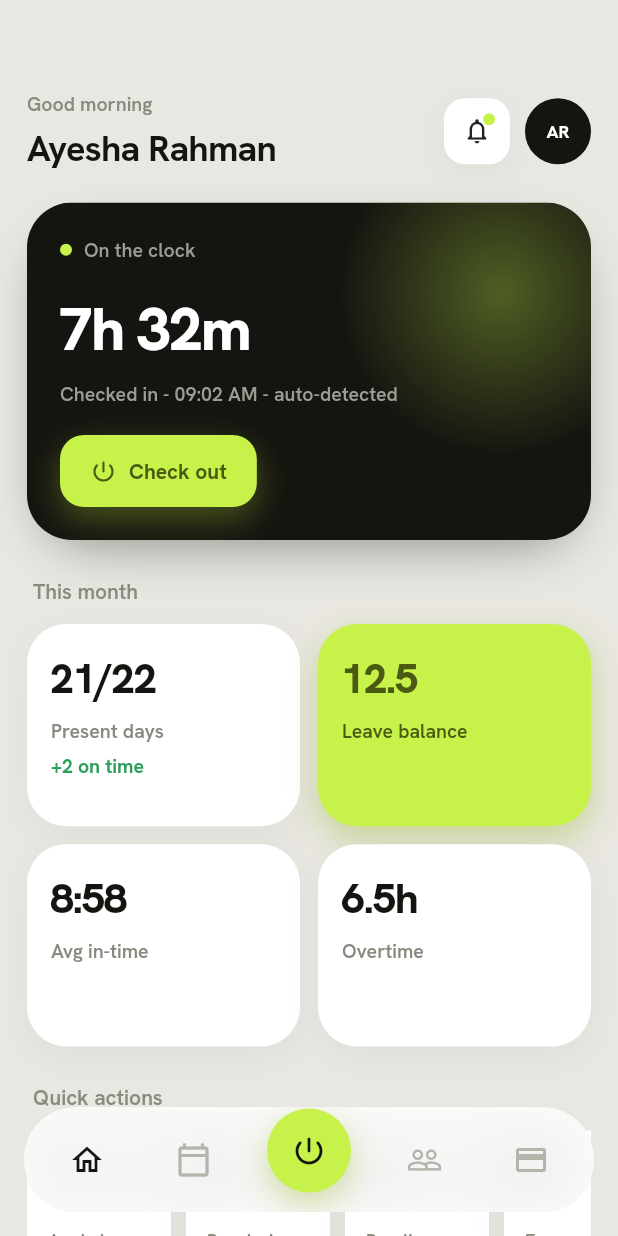
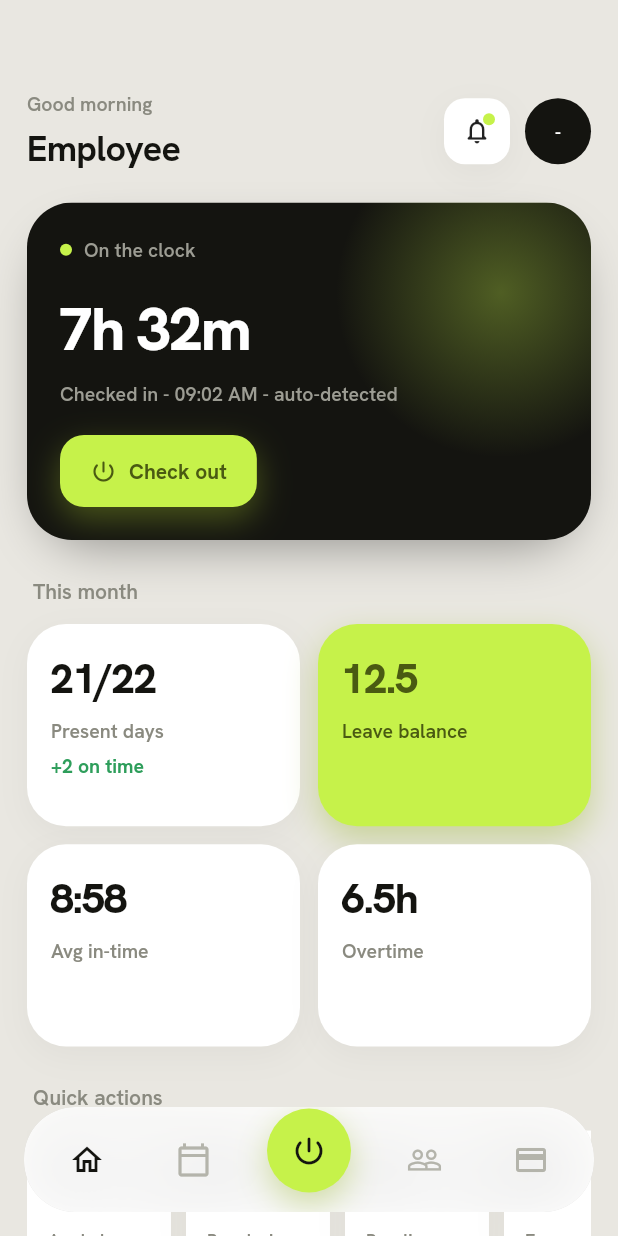
Before and after one commit to atikulmunna/hr_app, a Flutter app: the AppShell screen opened directly, on a phone screen of 412 x 824 dp. Run offline on Flutter 3.47's test engine with Material 3 defaults, Android fonts, the phone set to English and light mode, and no system bars; our stand-ins replace flutter_secure_storage, google_fonts; missing offline and left inert: flutter_appauth; accounts and stored records are empty.

Commit message:
Wire mobile OIDC login (Keycloak) and bind the profile
- flutter_appauth PKCE login against Keycloak, tokens in secure storage,
  session-bound refresh; AuthController + AuthScope gate the app
- ApiClient calls the backend with the bearer token; Home greeting binds
  to GET /me/profile (real employee), avatar tap signs out
- Android: appAuthRedirectScheme, INTERNET, dev cleartext; remove
  MainActivity taskAffinity="" so the OIDC redirect keeps its state
- Drop offline_access scope (not permitted for the client)

Phase 1 task T-1E (mobile auth + profile binding).

```diff
--- /dev/null
+++ b/mobile/lib/auth/auth_scope.dart
@@ -0,0 +1,19 @@
+import 'package:flutter/widgets.dart';
+import 'auth_controller.dart';
+
+/// Exposes the AuthController to the widget tree and rebuilds dependents when
+/// the auth state or profile changes.
+class AuthScope extends InheritedNotifier<AuthController> {
+  const AuthScope({
+    super.key,
+    required AuthController controller,
+    required super.child,
+  }) : super(notifier: controller);
+
+  static AuthController of(BuildContext context) {
+    final scope =
+        context.dependOnInheritedWidgetOfExactType<AuthScope>();
+    assert(scope != null, 'AuthScope not found in the widget tree');
+    return scope!.notifier!;
+  }
+}
--- /dev/null
+++ b/mobile/lib/config/app_config.dart
@@ -0,0 +1,12 @@
+/// Runtime configuration. In dev the physical device reaches the PC's Keycloak
+/// and backend over the USB bridge via `adb reverse` (localhost tunnelling).
+abstract final class AppConfig {
+  static const keycloakIssuer = 'http://localhost:8080/realms/example';
+  static const discoveryUrl =
+      '$keycloakIssuer/.well-known/openid-configuration';
+  static const clientId = 'hris-mobile';
+  static const redirectUrl = 'com.example.hris://auth/callback';
+  static const scopes = ['openid', 'profile', 'email'];
+
+  static const apiBase = 'http://localhost:3000/api/v1';
+}
--- a/mobile/lib/screens/home_screen.dart
+++ b/mobile/lib/screens/home_screen.dart
@@ -1,4 +1,5 @@
 import 'package:flutter/material.dart';
+import '../auth/auth_scope.dart';
 import '../theme/app_colors.dart';
 import '../theme/app_dimens.dart';
 import '../theme/app_typography.dart';
@@ -50,6 +51,13 @@ class _HomeScreenState extends State<HomeScreen> {
   }
 
   Widget _greeting() {
+    final profile = AuthScope.of(context).profile;
+    final first = (profile?['firstName'] as String?)?.trim() ?? '';
+    final last = (profile?['lastName'] as String?)?.trim() ?? '';
+    final name = '$first $last'.trim().isEmpty ? 'Employee' : '$first $last';
+    final initials =
+        ((first.isNotEmpty ? first[0] : '') + (last.isNotEmpty ? last[0] : ''))
+            .toUpperCase();
     return Row(
       children: [
         Expanded(
@@ -58,13 +66,15 @@ class _HomeScreenState extends State<HomeScreen> {
             children: [
               Text('Good morning', style: AppText.label),
               const SizedBox(height: 2),
-              Text('Ayesha Rahman', style: AppText.screenTitle),
+              Text(name, style: AppText.screenTitle),
             ],
           ),
         ),
         _circleIcon(Icons.notifications_none_rounded, dot: true),
         const SizedBox(width: 10),
-        Container(
+        GestureDetector(
+          onTap: _confirmSignOut,
+          child: Container(
             width: 44,
             height: 44,
             alignment: Alignment.center,
@@ -73,12 +83,35 @@ class _HomeScreenState extends State<HomeScreen> {
               shape: BoxShape.circle,
             ),
             child: Text(
-            'AR',
+              initials.isEmpty ? '-' : initials,
               style: AppText.pill.copyWith(color: AppColors.surface),
+            ),
           ),
         ),
       ],
     );
+  }
+
+  Future<void> _confirmSignOut() async {
+    final confirmed = await showDialog<bool>(
+      context: context,
+      builder: (dialogContext) => AlertDialog(
+        title: const Text('Sign out?'),
+        actions: [
+          TextButton(
+            onPressed: () => Navigator.of(dialogContext).pop(false),
+            child: const Text('Cancel'),
+          ),
+          TextButton(
+            onPressed: () => Navigator.of(dialogContext).pop(true),
+            child: const Text('Sign out'),
+          ),
+        ],
+      ),
+    );
+    if (confirmed == true && mounted) {
+      await AuthScope.of(context).signOut();
+    }
   }
 
   Widget _circleIcon(IconData icon, {bool dot = false}) {
--- a/mobile/pubspec.yaml
+++ b/mobile/pubspec.yaml
@@ -37,6 +37,11 @@ dependencies:
 
   # Hanken Grotesk (design handoff typeface), fetched by the google_fonts package.
   google_fonts: ^6.2.1
+
+  # Auth and networking
+  flutter_appauth: ^8.0.0        # OIDC/PKCE login against Keycloak
+  flutter_secure_storage: ^9.2.2 # encrypted token storage
+  http: ^1.2.2                   # backend API calls
 
 dev_dependencies:
   flutter_test:
```
Also changed, not shown: mobile/lib/api/api_client.dart (added, +35 -0 lines), mobile/lib/auth/auth_controller.dart (added, +145 -0 lines), mobile/lib/main.dart (+56 -6 lines), mobile/lib/screens/login_screen.dart (added, +83 -0 lines), mobile/pubspec.lock, 3 other files. Lines whose indentation alone changed are shown as unchanged.
